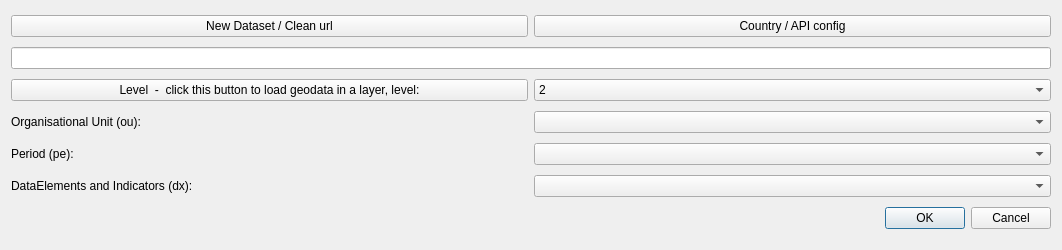
Old version of the form ddf_dialog_base.ui in the repository EnteRood/kit_dhis2_data_fetcher.
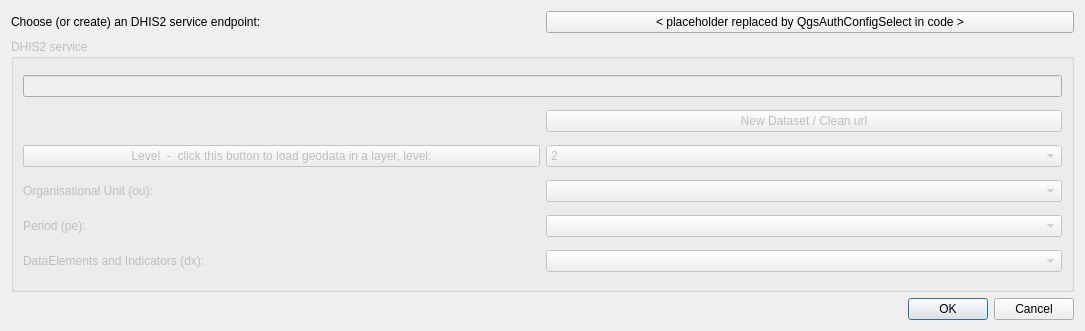
New version of the form.

Commit message: 0.2.0 adding config selector + handle connection problems

What changed in the file:
```diff
--- a/ddf_dialog_base.ui
+++ b/ddf_dialog_base.ui
@@ -6,15 +6,22 @@
    <rect>
     <x>0</x>
     <y>0</y>
-    <width>1062</width>
-    <height>250</height>
+    <width>1085</width>
+    <height>331</height>
    </rect>
   </property>
   <property name="windowTitle">
    <string>KIT - DHIS2 Data Fetcher</string>
   </property>
   <layout class="QGridLayout" name="gridLayout">
-   <item row="12" column="0" colspan="2">
+   <item row="0" column="0">
+    <widget class="QLabel" name="label_4">
+     <property name="text">
+      <string>Choose (or create) an DHIS2 service endpoint:</string>
+     </property>
+    </widget>
+   </item>
+   <item row="9" column="0" colspan="2">
     <widget class="QDialogButtonBox" name="button_box">
      <property name="orientation">
       <enum>Qt::Horizontal</enum>
@@ -24,30 +31,40 @@
      </property>
     </widget>
    </item>
-   <item row="5" column="1">
-    <widget class="QComboBox" name="cb_ou"/>
+   <item row="0" column="1">
+    <widget class="QPushButton" name="cmb_profile_select">
+     <property name="text">
+      <string>&lt; placeholder replaced by QgsAuthConfigSelect in code &gt;</string>
+     </property>
+    </widget>
    </item>
-   <item row="6" column="1">
-    <widget class="QComboBox" name="cb_pe"/>
-   </item>
-   <item row="6" column="0">
-    <widget class="QLabel" name="label_2">
+   <item row="2" column="0" colspan="2">
+    <widget class="QGroupBox" name="grp_api">
+     <property name="enabled">
+      <bool>false</bool>
+     </property>
+     <property name="title">
+      <string>DHIS2 service</string>
+     </property>
+     <layout class="QGridLayout" name="gridLayout_2">
+      <item row="0" column="0" colspan="2">
+       <widget class="QLineEdit" name="le_url"/>
+      </item>
+      <item row="1" column="1">
+       <widget class="QPushButton" name="btn_new_dataset">
      <property name="text">
-      <string>Period (pe):</string>
+         <string>New Dataset / Clean url</string>
      </property>
     </widget>
    </item>
-   <item row="7" column="0">
-    <widget class="QLabel" name="label_3">
+      <item row="2" column="0">
+       <widget class="QPushButton" name="btn_load_geodata">
      <property name="text">
-      <string>DataElements and Indicators (dx):</string>
+         <string>Level  -  click this button to load geodata in a layer, level:</string>
      </property>
     </widget>
    </item>
-   <item row="7" column="1">
-    <widget class="QComboBox" name="cb_dx"/>
-   </item>
-   <item row="4" column="1">
+      <item row="2" column="1">
     <widget class="QComboBox" name="cb_level">
      <item>
       <property name="text">
@@ -66,35 +83,37 @@
      </item>
     </widget>
    </item>
-   <item row="5" column="0">
+      <item row="3" column="0">
     <widget class="QLabel" name="label">
      <property name="text">
       <string>Organisational Unit (ou):</string>
      </property>
     </widget>
    </item>
-   <item row="1" column="0" colspan="2">
-    <widget class="QLineEdit" name="le_url"/>
+      <item row="3" column="1">
+       <widget class="QComboBox" name="cb_ou"/>
    </item>
    <item row="4" column="0">
-    <widget class="QPushButton" name="btn_load_geodata">
+       <widget class="QLabel" name="label_2">
      <property name="text">
-      <string>Level  -  click this button to load geodata in a layer, level:</string>
+         <string>Period (pe):</string>
      </property>
     </widget>
    </item>
-   <item row="0" column="0">
-    <widget class="QPushButton" name="btn_new_dataset">
+      <item row="4" column="1">
+       <widget class="QComboBox" name="cb_pe"/>
+      </item>
+      <item row="5" column="0">
+       <widget class="QLabel" name="label_3">
      <property name="text">
-      <string>New Dataset / Clean url</string>
+         <string>DataElements and Indicators (dx):</string>
      </property>
     </widget>
    </item>
-   <item row="0" column="1">
-    <widget class="QPushButton" name="btn_api_config">
-     <property name="text">
-      <string>Country / API config</string>
-     </property>
+      <item row="5" column="1">
+       <widget class="QComboBox" name="cb_dx"/>
+      </item>
+     </layout>
     </widget>
    </item>
   </layout>
```
Lines whose indentation alone changed are shown as unchanged. The commit also changes 4 other files.
